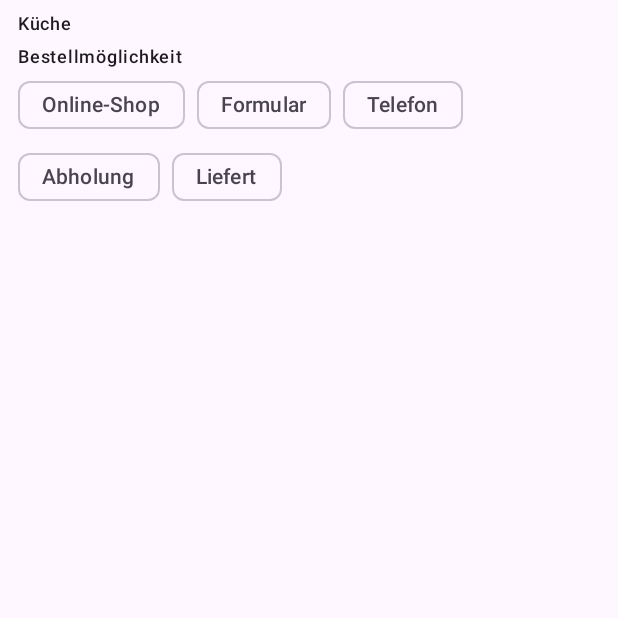
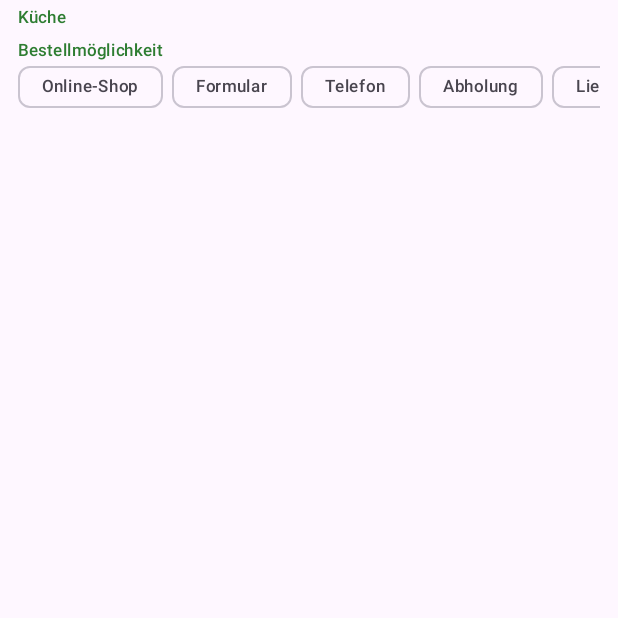
Before and after one commit to hloger82-create/p2p_Fooddelivery, an Android app built with Jetpack Compose: the composable FilterBar called with empty values, on a phone screen of 412 x 824 dp, the top half of it. Run offline under Robolectric (Android 15) with nearby library versions, the phone set to English and light mode, and no system bars.

Commit message:
UI: compact filter panel (smaller chips/labels, horizontally scrollable rows) in shaded surface with divider; elevated list cards; detail content in card, disclaimer in tonal surface
Co-authored-by: hloger82-create <hloger82-create@users.noreply.github.com>

```diff
--- a/app/src/main/java/de/p2pfood/app/ui/home/FilterBar.kt
+++ b/app/src/main/java/de/p2pfood/app/ui/home/FilterBar.kt
@@ -1,12 +1,14 @@
 package de.p2pfood.app.ui.home
 
+import androidx.compose.foundation.horizontalScroll
 import androidx.compose.foundation.layout.Arrangement
 import androidx.compose.foundation.layout.Column
 import androidx.compose.foundation.layout.ExperimentalLayoutApi
 import androidx.compose.foundation.layout.FlowRow
-import androidx.compose.foundation.layout.Spacer
+import androidx.compose.foundation.layout.fillMaxWidth
 import androidx.compose.foundation.layout.height
 import androidx.compose.foundation.layout.padding
+import androidx.compose.foundation.rememberScrollState
 import androidx.compose.material3.FilterChip
 import androidx.compose.material3.MaterialTheme
 import androidx.compose.material3.Text
@@ -30,31 +32,54 @@ fun FilterBar(
     deliversOnly: Boolean,
     onDeliversOnly: (Boolean) -> Unit,
 ) {
-    Column(Modifier.padding(horizontal = 12.dp, vertical = 8.dp)) {
-        Text(stringResource(R.string.filter_cuisine), style = MaterialTheme.typography.labelMedium)
-        FlowRow(horizontalArrangement = Arrangement.spacedBy(8.dp)) {
+    Column(Modifier.padding(horizontal = 12.dp, vertical = 4.dp)) {
+        Text(
+            stringResource(R.string.filter_cuisine),
+            style = MaterialTheme.typography.labelSmall,
+            color = MaterialTheme.colorScheme.primary,
+        )
+        FlowRow(
+            modifier = Modifier
+                .fillMaxWidth()
+                .horizontalScroll(rememberScrollState())
+                .padding(vertical = 2.dp),
+            horizontalArrangement = Arrangement.spacedBy(6.dp),
+        ) {
             cuisines.forEach { cuisine ->
                 FilterChip(
+                    modifier = Modifier.height(28.dp),
                     selected = cuisine in selectedCuisines,
                     onClick = { onToggleCuisine(cuisine) },
-                    label = { Text(cuisine.label()) },
+                    label = { Text(cuisine.label(), style = MaterialTheme.typography.labelSmall) },
                 )
             }
         }
-        Spacer(Modifier.height(6.dp))
-        Text(stringResource(R.string.filter_order), style = MaterialTheme.typography.labelMedium)
-        FlowRow(horizontalArrangement = Arrangement.spacedBy(8.dp)) {
+        Text(
+            stringResource(R.string.filter_order),
+            style = MaterialTheme.typography.labelSmall,
+            color = MaterialTheme.colorScheme.primary,
+            modifier = Modifier.padding(top = 2.dp),
+        )
+        FlowRow(
+            modifier = Modifier
+                .fillMaxWidth()
+                .horizontalScroll(rememberScrollState())
+                .padding(vertical = 2.dp),
+            horizontalArrangement = Arrangement.spacedBy(6.dp),
+        ) {
             OrderType.entries.forEach { orderType ->
                 FilterChip(
+                    modifier = Modifier.height(28.dp),
                     selected = orderType in selectedOrderTypes,
                     onClick = { onToggleOrderType(orderType) },
-                    label = { Text(orderType.label()) },
+                    label = { Text(orderType.label(), style = MaterialTheme.typography.labelSmall) },
                 )
             }
             FilterChip(
+                modifier = Modifier.height(28.dp),
                 selected = deliversOnly,
                 onClick = { onDeliversOnly(!deliversOnly) },
-                label = { Text(stringResource(R.string.filter_delivers)) },
+                label = { Text(stringResource(R.string.filter_delivers), style = MaterialTheme.typography.labelSmall) },
             )
         }
     }
```
Also changed, not shown: app/src/main/java/de/p2pfood/app/ui/detail/RestaurantDetailScreen.kt (+21 -0 lines), app/src/main/java/de/p2pfood/app/ui/home/HomeScreen.kt (+11 -0 lines), app/src/main/java/de/p2pfood/app/ui/list/RestaurantListScreen.kt (+13 -2 lines).
